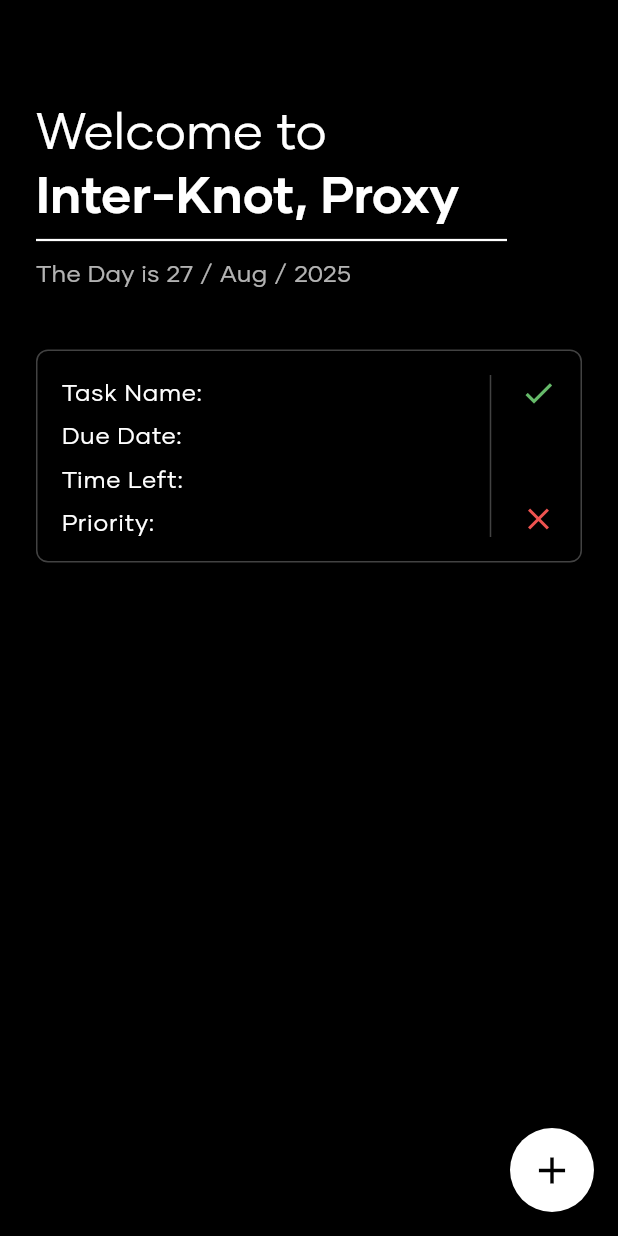
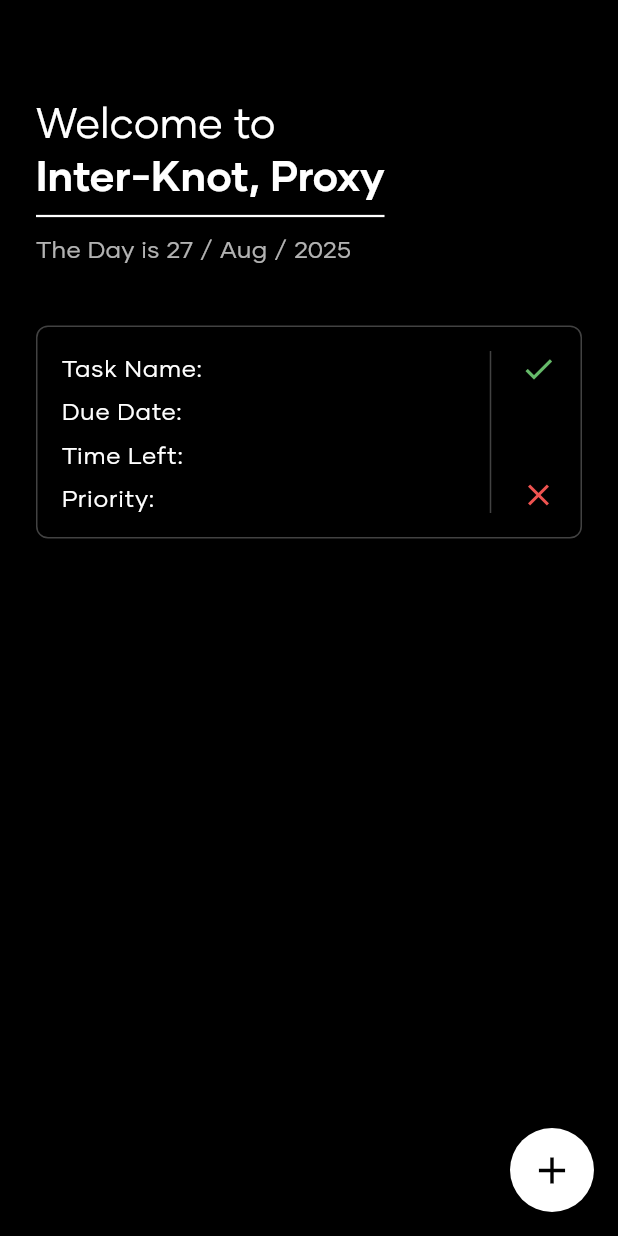
Before and after one commit to LoggingNewMemory/InterKnot, a Flutter app: the screen it shows after launch, on a phone screen of 412 x 824 dp. Run offline on Flutter 3.47's test engine with Material 3 defaults, Android fonts, the phone set to English and light mode, and no system bars; our stand-ins replace font_awesome_flutter, shared_preferences.

Commit message:
Font size tweak, Line follows Inter-Knot

```diff
--- a/interknot/lib/main.dart
+++ b/interknot/lib/main.dart
@@ -56,12 +56,11 @@ class HomePage extends StatefulWidget {
   State<HomePage> createState() => _HomePageState();
 }
 
-// Add 'SingleTickerProviderStateMixin' for the AnimationController
 class _HomePageState extends State<HomePage>
     with SingleTickerProviderStateMixin {
   String _username = 'Proxy';
   late AnimationController _animationController;
-  final double _sidebarWidth = 71.0; // Width of sidebar + divider
+  final double _sidebarWidth = 71.0;
 
   @override
   void initState() {
@@ -96,7 +95,6 @@ class _HomePageState extends State<HomePage>
     _loadUsername();
   }
 
-  // A function to toggle the sidebar open or closed
   void _toggleSidebar() {
     if (_animationController.isCompleted) {
       _animationController.reverse();
@@ -109,39 +107,31 @@ class _HomePageState extends State<HomePage>
   Widget build(BuildContext context) {
     return Scaffold(
       body: GestureDetector(
-        // Detect horizontal drags to control the animation
         onHorizontalDragUpdate: (details) {
-          // Update the animation value based on the drag distance
           _animationController.value +=
               (details.primaryDelta ?? 0) / _sidebarWidth;
         },
         onHorizontalDragEnd: (details) {
-          // When drag ends, decide whether to open or close based on position
           if (_animationController.value < 0.5) {
             _animationController.reverse();
           } else {
             _animationController.forward();
           }
         },
-        // Use a Stack to layer the sidebar behind the main content
         child: Stack(
           children: [
-            // The sidebar is the first item in the stack (the bottom layer)
             Row(
               children: [
                 _SideNavBar(onSettingsTap: _navigateToSettings),
                 VerticalDivider(width: 1, color: Colors.grey[850]),
               ],
             ),
-            // The main content is the top layer, animated to slide
             AnimatedBuilder(
               animation: _animationController,
               builder: (context, child) {
-                // Use a Transform to move the child widget
                 return Transform(
-                  // We use a 3D transform for a slight perspective effect
                   transform: Matrix4.identity()
-                    ..setEntry(3, 2, 0.001) // Perspective
+                    ..setEntry(3, 2, 0.001)
                     ..translate(_animationController.value * _sidebarWidth)
                     ..rotateY(_animationController.value * -math.pi / 12),
                   alignment: Alignment.centerLeft,
@@ -150,7 +140,7 @@ class _HomePageState extends State<HomePage>
               },
               child: Material(
                 elevation: 8.0,
-                color: Colors.black, // Match the background
+                color: Colors.black,
                 child: _MainContent(username: _username),
               ),
             ),
@@ -209,7 +199,6 @@ class _SideNavBar extends StatelessWidget {
   }
 }
 
-// _MainContent is simplified as it no longer needs the toggle button
 class _MainContent extends StatelessWidget {
   final String username;
 
@@ -222,25 +211,38 @@ class _MainContent extends StatelessWidget {
     final textTheme = Theme.of(context).textTheme;
 
     return Scaffold(
-      // Wrap in a Scaffold to get a clean, black background
       backgroundColor: Colors.black,
       body: Padding(
         padding: const EdgeInsets.all(24.0),
         child: Column(
           crossAxisAlignment: CrossAxisAlignment.start,
           children: [
-            const SizedBox(height: 40), // Add padding at the top
+            const SizedBox(height: 40),
             Text(
               'Welcome to',
-              style: textTheme.headlineLarge
-                  ?.copyWith(fontWeight: FontWeight.w400),
+              style: textTheme.headlineLarge?.copyWith(
+                fontWeight: FontWeight.w400,
+                fontSize: 28.0,
+              ),
             ),
-            Text(
-              'Inter-Knot, $username',
-              style: textTheme.headlineLarge,
+            IntrinsicWidth(
+              child: Column(
+                crossAxisAlignment: CrossAxisAlignment.stretch,
+                children: [
+                  Text(
+                    'Inter-Knot, $username',
+                    style: textTheme.headlineLarge?.copyWith(
+                      fontSize: 28.0,
+                    ),
+                  ),
+                  const Divider(
+                    color: Colors.white,
+                    thickness: 1.5,
+                    height: 20,
+                  ),
+                ],
+              ),
             ),
-            const Divider(
-                color: Colors.white, thickness: 1.5, endIndent: 50, height: 20),
             Text(
               'The Day is $formattedDate',
               style: textTheme.bodyMedium,
```
